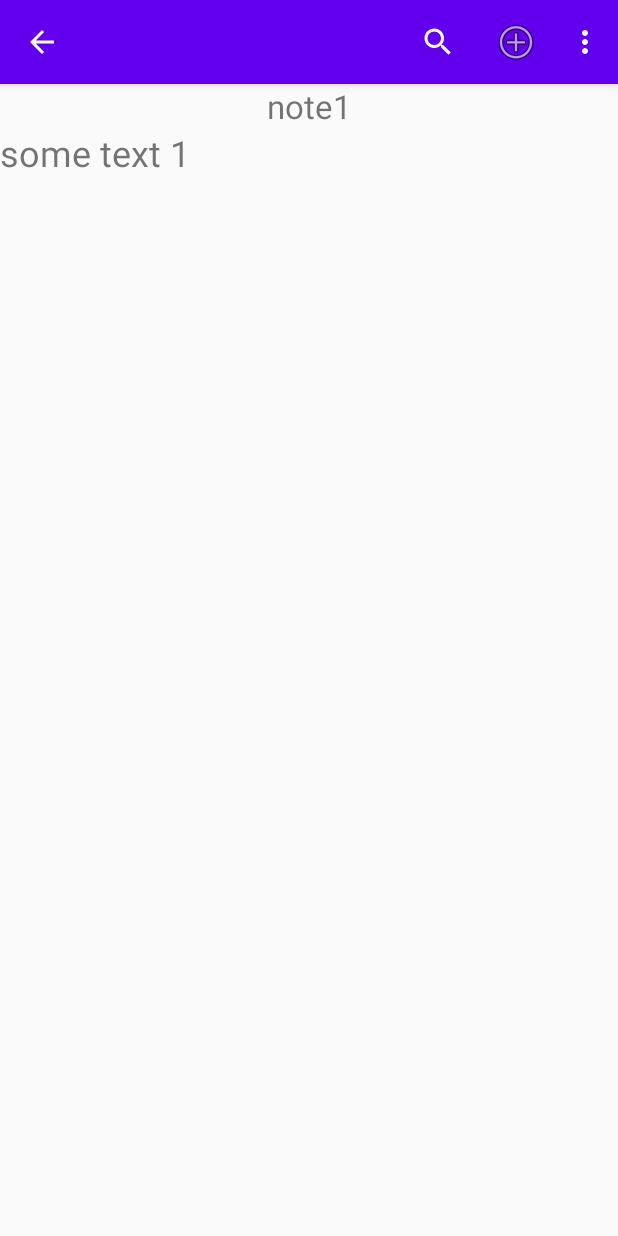
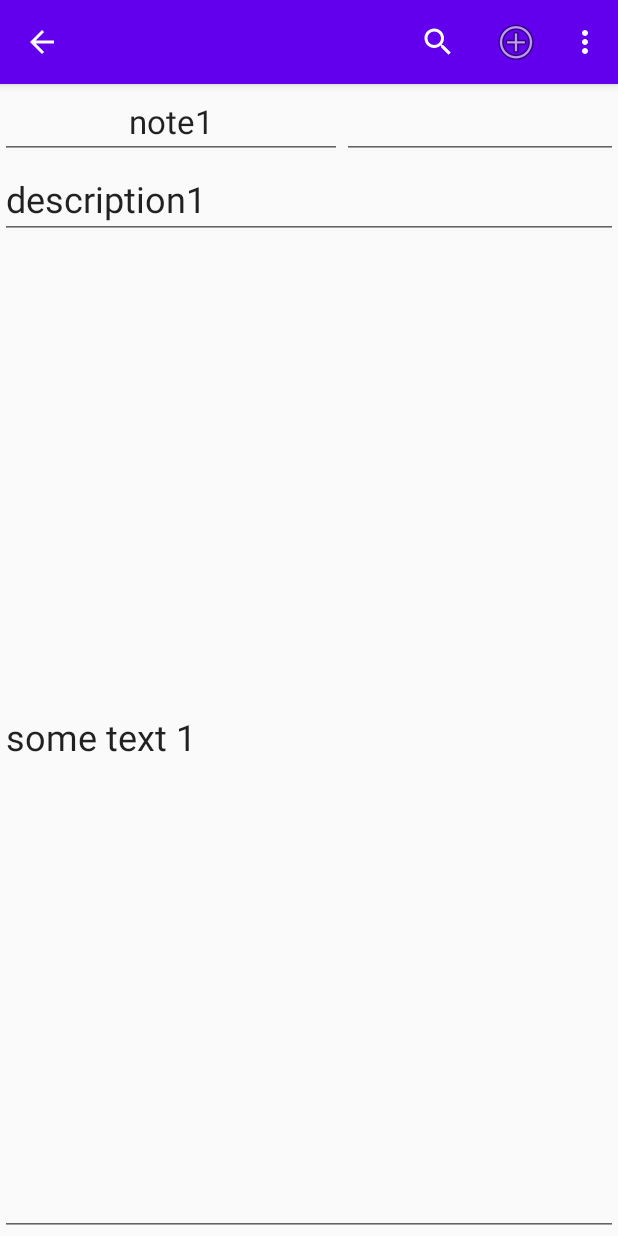
Before and after one commit to cycjiuk8704/GB_HW_NotesApp, an Android app: the screen it shows after launch (MainActivity), after a tap on "note1", on a phone screen of 412 x 824 dp. Run offline under Robolectric (Android 15) with nearby library versions, the phone set to English and light mode, and no system bars.

Commit message:
Homework 8. RecyclerView is alive

```diff
--- a/app/src/main/java/com/example/notesapp/ui/NoteListFragment.java
+++ b/app/src/main/java/com/example/notesapp/ui/NoteListFragment.java
@@ -24,7 +24,6 @@ public class NoteListFragment extends BaseFragment {
     private static final String ARG_INDEX = "index";
     private List<NoteDataClass> noteData;
     private NoteSourceImpl noteSource;
-    private int listPosition;
 
     public static NoteListFragment newInstance(NoteSourceImpl noteData) {
         NoteListFragment n = new NoteListFragment();
@@ -44,29 +43,10 @@ public class NoteListFragment extends BaseFragment {
         }
         noteSource = new NoteSourceImpl(noteData);
         View v = inflater.inflate(R.layout.fragment_note_list, null);
-//        initPopupMenu(v, listPosition);
         RecyclerView recyclerView = v.findViewById(R.id.recycler_view_lines);
         initRecyclerView(recyclerView, noteSource);
-//        TextView nameTV = v.findViewById(R.id.noteName);
-//        TextView descriptionTV = v.findViewById(R.id.noteDescription);
-//        TextView dateTV = v.findViewById(R.id.noteDate);
-//        nameTV.setText(noteData.getName());
-//        descriptionTV.setText(noteData.getDescription());
-//        dateTV.setText(noteData.getDateOfCreation());
-
-
         return v;
     }
-
-//    @SuppressLint("ClickableViewAccessibility")
-//    private void initPopupMenu(View view, int position) {
-//        View noteContainer = view.findViewById(R.id.noteEntryContainer);
-//        noteContainer.setOnClickListener(v -> requireNavigator().showNoteDetails(noteSource.getNoteData(listPosition)));
-//        noteContainer.setOnLongClickListener(v -> {
-//            initPopUpMenu(v, position);
-//            return true;
-//        });
-//    }
 
     private void initPopUpMenu(View v, int position) {
         PopupMenu popupMenu = new PopupMenu(requireContext(), v);
@@ -90,18 +70,14 @@ public class NoteListFragment extends BaseFragment {
 
     private void initRecyclerView(RecyclerView recyclerView, NoteSource data) {
 
-        // Эта установка служит для повышения производительности системы
         recyclerView.setHasFixedSize(true);
 
-        // Будем работать со встроенным менеджером
         LinearLayoutManager layoutManager = new LinearLayoutManager(getContext());
         recyclerView.setLayoutManager(layoutManager);
 
-        // Установим адаптер
         final NoteAdapter adapter = new NoteAdapter(data);
         recyclerView.setAdapter(adapter);
 
-        // Установим слушателя
         adapter.SetOnLongItemClickListener(new NoteAdapter.OnLongItemClickListener() {
             @Override
             public void onLongItemClick(View view, int position) {
@@ -112,7 +88,6 @@ public class NoteListFragment extends BaseFragment {
         adapter.SetOnItemClickListener(new NoteAdapter.OnItemClickListener() {
             @Override
             public void onItemClick(View view, int position) {
-                listPosition = position;
                 requireNavigator().showNoteDetails(noteSource.getNoteData(position));
             }
         });
--- a/app/src/main/java/com/example/notesapp/ui/NoteTextFragment.java
+++ b/app/src/main/java/com/example/notesapp/ui/NoteTextFragment.java
@@ -33,10 +33,12 @@ public class NoteTextFragment extends BaseFragment {
         }
 
         View v = inflater.inflate(R.layout.fragment_note_text, null);
-        TextView nameTV = (TextView) v.findViewById(R.id.noteName);
-        TextView textTV = (TextView) v.findViewById(R.id.noteText);
+        TextView nameTV = v.findViewById(R.id.noteName);
+        TextView textTV = v.findViewById(R.id.noteText);
+        TextView descriptionTV = v.findViewById(R.id.noteDetailDescription);
         nameTV.setText(noteDataClass.getName());
         textTV.setText(noteDataClass.getNoteText());
+        descriptionTV.setText(noteDataClass.getDescription());
 
         return v;
     }
--- a/app/src/main/res/layout/fragment_note_text.xml
+++ b/app/src/main/res/layout/fragment_note_text.xml
@@ -6,20 +6,42 @@
     android:orientation="vertical"
     tools:context=".ui.NoteTextFragment">
 
-    <!-- TODO: Update blank fragment layout -->
-    <TextView
-        android:layout_marginTop="?attr/actionBarSize"
-        style="@style/noteCapeStyle"
-        android:id="@+id/noteName"
+    <LinearLayout
         android:layout_width="match_parent"
         android:layout_height="wrap_content"
-        android:text="" />
+        android:orientation="horizontal">
 
-    <TextView
+        <EditText
+            android:id="@+id/noteName"
+            style="@style/noteCapeStyle"
+            android:layout_weight="1"
+            android:layout_width="wrap_content"
+            android:layout_height="wrap_content"
+            android:layout_marginTop="?attr/actionBarSize"
+            android:text="" />
+
+        <EditText
+            android:id="@+id/noteDate"
+            style="@style/noteCapeStyle"
+            android:layout_weight="1"
+            android:layout_width="wrap_content"
+            android:layout_height="wrap_content"
+            android:layout_marginTop="?attr/actionBarSize"
+            android:text="" />
+    </LinearLayout>
+
+    <EditText
+        android:id="@+id/noteDetailDescription"
+        android:layout_width="match_parent"
+        android:layout_height="wrap_content"
+        android:text=""
+        android:textSize="@dimen/text_field_text_size" />
+
+    <EditText
         android:id="@+id/noteText"
-        android:textSize="@dimen/text_field_text_size"
         android:layout_width="match_parent"
         android:layout_height="match_parent"
-        android:text="" />
+        android:text=""
+        android:textSize="@dimen/text_field_text_size" />
 
 </LinearLayout>
```
Also changed, not shown: app/src/main/java/com/example/notesapp/ui/NoteAdapter.java (+0 -17 lines).
